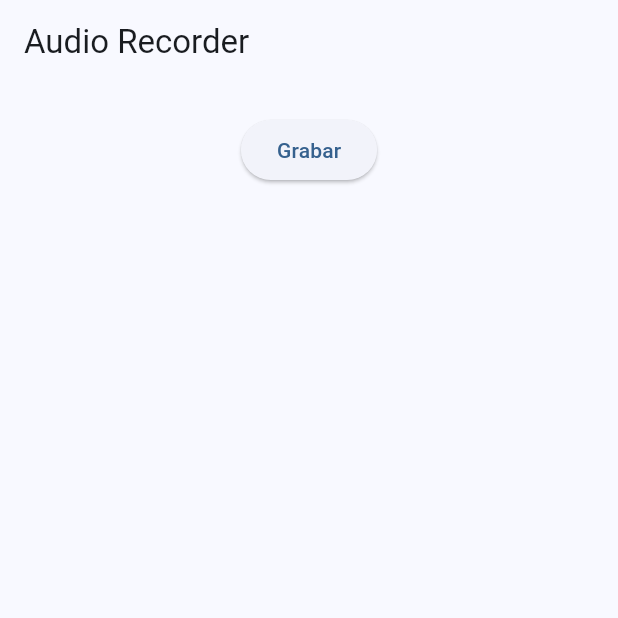
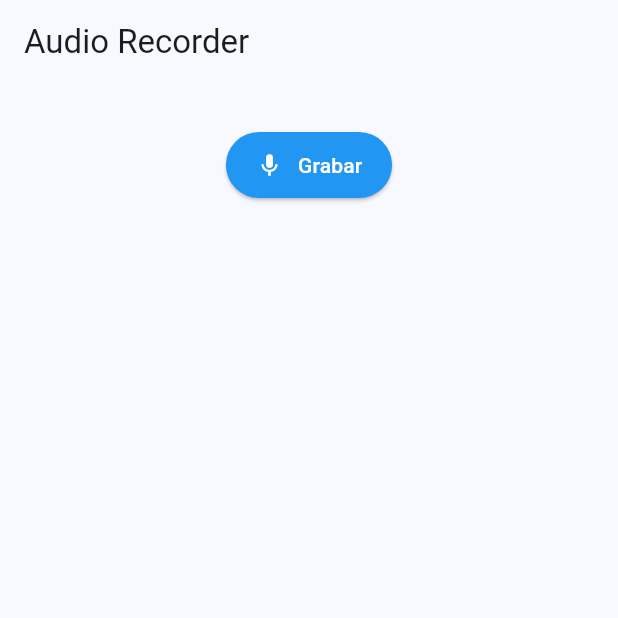
Before and after one commit to yesidsossa/audio-recorder, a Flutter app: the screen it shows after launch, on a phone screen of 412 x 824 dp, the top half of it. Run offline on Flutter 3.47's test engine with Material 3 defaults, Android fonts, the phone set to English and light mode, and no system bars; our stand-ins replace firebase_core, firebase_storage, flutter_riverpod, permission_handler; missing offline and left inert: flutter_sound; accounts and stored records are empty.

Commit message:
Refactor UI

```diff
--- a/lib/presentation/screens/audio_recorder_screen.dart
+++ b/lib/presentation/screens/audio_recorder_screen.dart
@@ -2,12 +2,48 @@ import 'package:flutter/material.dart';
 import 'package:flutter_riverpod/flutter_riverpod.dart';
 import '../providers/audio_provider.dart';
 import '../widgets/audio_item_widget.dart';
+import 'dart:async';
 
-class AudioRecorderScreen extends ConsumerWidget {
+class AudioRecorderScreen extends ConsumerStatefulWidget {
   const AudioRecorderScreen({super.key});
 
   @override
-  Widget build(BuildContext context, WidgetRef ref) {
+  _AudioRecorderScreenState createState() => _AudioRecorderScreenState();
+}
+
+class _AudioRecorderScreenState extends ConsumerState<AudioRecorderScreen> {
+  int _recordingDuration = 0;
+  Timer? _timer;
+
+  void _startTimer() {
+    _recordingDuration = 0;
+    _timer = Timer.periodic(const Duration(seconds: 1), (timer) {
+      if (mounted) {
+        setState(() {
+          _recordingDuration++;
+        });
+      }
+    });
+  }
+
+  void _stopTimer() {
+    _timer?.cancel();
+  }
+
+  String _formatDuration(int seconds) {
+    final minutes = (seconds ~/ 60).toString().padLeft(2, '0');
+    final secs = (seconds % 60).toString().padLeft(2, '0');
+    return "$minutes:$secs";
+  }
+
+  @override
+  void dispose() {
+    _timer?.cancel();
+    super.dispose();
+  }
+
+  @override
+  Widget build(BuildContext context) {
     final isRecording = ref.watch(recordingStateProvider);
     final uploadProgress = ref.watch(uploadProgressProvider);
     final audioList = ref.watch(audioListProvider);
@@ -17,29 +53,82 @@ class AudioRecorderScreen extends ConsumerWidget {
       body: Column(
         children: [
           const SizedBox(height: 20),
+
+          if (isRecording)
+            Column(
+              children: [
+                const SizedBox(height: 10),
+                const Text(
+                  "Grabando...",
+                  style: TextStyle(fontSize: 16, fontWeight: FontWeight.bold, color: Colors.red),
+                ),
+                const SizedBox(height: 5),
+                AnimatedContainer(
+                  duration: const Duration(milliseconds: 500),
+                  height: 30,
+                  width: 30,
+                  decoration: BoxDecoration(
+                    color: Colors.red,
+                    shape: BoxShape.circle,
+                  ),
+                ),
+                const SizedBox(height: 5),
+                Text(
+                  _formatDuration(_recordingDuration),
+                  style: const TextStyle(fontSize: 16, fontWeight: FontWeight.bold),
+                ),
+              ],
+            ),
+
+          const SizedBox(height: 10),
+
           ElevatedButton(
             onPressed: () async {
               if (isRecording) {
                 String? result = await ref.read(stopAudioProvider)();
                 if (result != null) {
-                  ref.read(recordingStateProvider.notifier).stop();  // ✅ Ahora usa StateNotifier
+                  ref.read(recordingStateProvider.notifier).stop();
+                  _stopTimer();
                 }
               } else {
                 String? result = await ref.read(recordAudioProvider)();
                 if (result != null) {
-                  ref.read(recordingStateProvider.notifier).start();  // ✅ Ahora usa StateNotifier
+                  ref.read(recordingStateProvider.notifier).start();
+                  _startTimer();
                 }
               }
-            }
-            ,
-            child: Text(isRecording ? 'Detener' : 'Grabar'),
+            },
+            style: ElevatedButton.styleFrom(
+              backgroundColor: isRecording ? Colors.red : Colors.blue,
+              padding: const EdgeInsets.symmetric(horizontal: 20, vertical: 12),
+            ),
+            child: Row(
+              mainAxisSize: MainAxisSize.min,
+              children: [
+                Icon(isRecording ? Icons.stop : Icons.mic, color: Colors.white),
+                const SizedBox(width: 10),
+                Text(
+                  isRecording ? 'Detener' : 'Grabar',
+                  style: const TextStyle(color: Colors.white),
+                ),
+              ],
+            ),
           ),
+
           if (uploadProgress > 0 && uploadProgress < 1)
             Padding(
               padding: const EdgeInsets.all(10.0),
-              child: LinearProgressIndicator(value: uploadProgress),
+              child: Column(
+                children: [
+                  const Text("Subiendo audio...", style: TextStyle(fontSize: 14)),
+                  const SizedBox(height: 5),
+                  CircularProgressIndicator(value: uploadProgress),
+                ],
+              ),
             ),
+
           const SizedBox(height: 20),
+
           Expanded(
             child: audioList.when(
               data: (audios) => ListView.builder(
```
Also changed, not shown: 12 other files.
